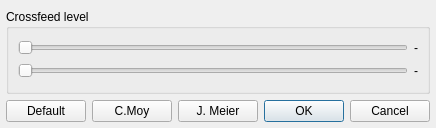
Qt form qmmp/src/plugins/Effect/bs2b/settingsdialog.ui (Greedysky/TTKMusicPlayer) before a commit.
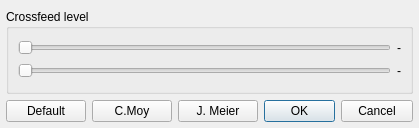
The same form after that commit.

What changed in the file:
```diff
--- a/qmmp/src/plugins/Effect/bs2b/settingsdialog.ui
+++ b/qmmp/src/plugins/Effect/bs2b/settingsdialog.ui
@@ -12,14 +12,14 @@
   </property>
   <property name="minimumSize">
    <size>
-    <width>0</width>
-    <height>0</height>
+    <width>419</width>
+    <height>128</height>
    </size>
   </property>
   <property name="maximumSize">
    <size>
-    <width>16777215</width>
-    <height>16777215</height>
+    <width>419</width>
+    <height>128</height>
    </size>
   </property>
   <property name="windowTitle">
```
